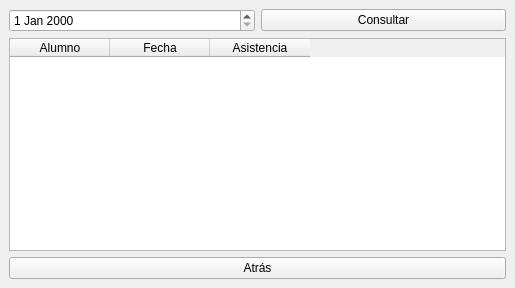
Old version of the form controlasistencia.ui in the repository Darign/asistencias.
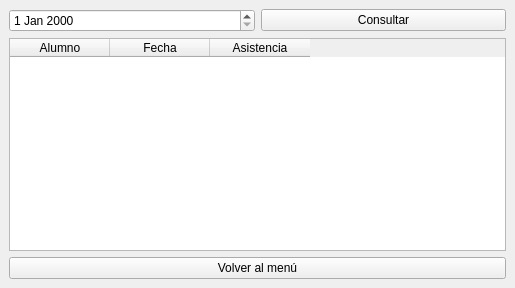
New version of the form.

What changed in the file:
```diff
--- a/controlasistencia.ui
+++ b/controlasistencia.ui
@@ -51,7 +51,7 @@
     <item>
      <widget class="QPushButton" name="pushButtonAtras">
       <property name="text">
-       <string>Atrás</string>
+       <string>Volver al menú</string>
       </property>
      </widget>
     </item>
```
